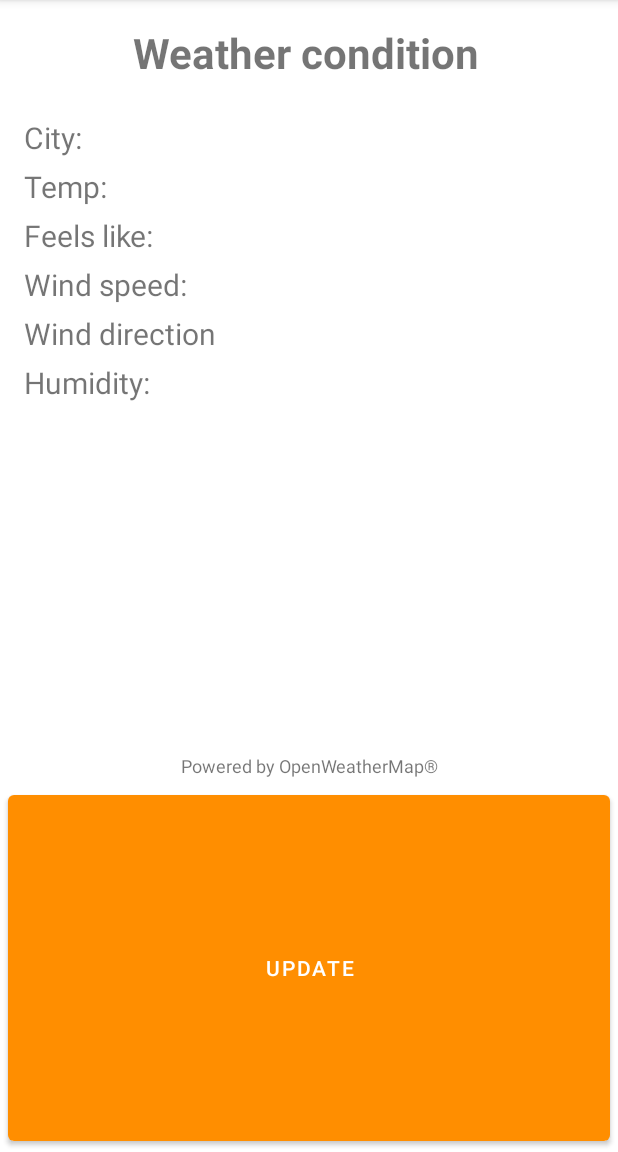
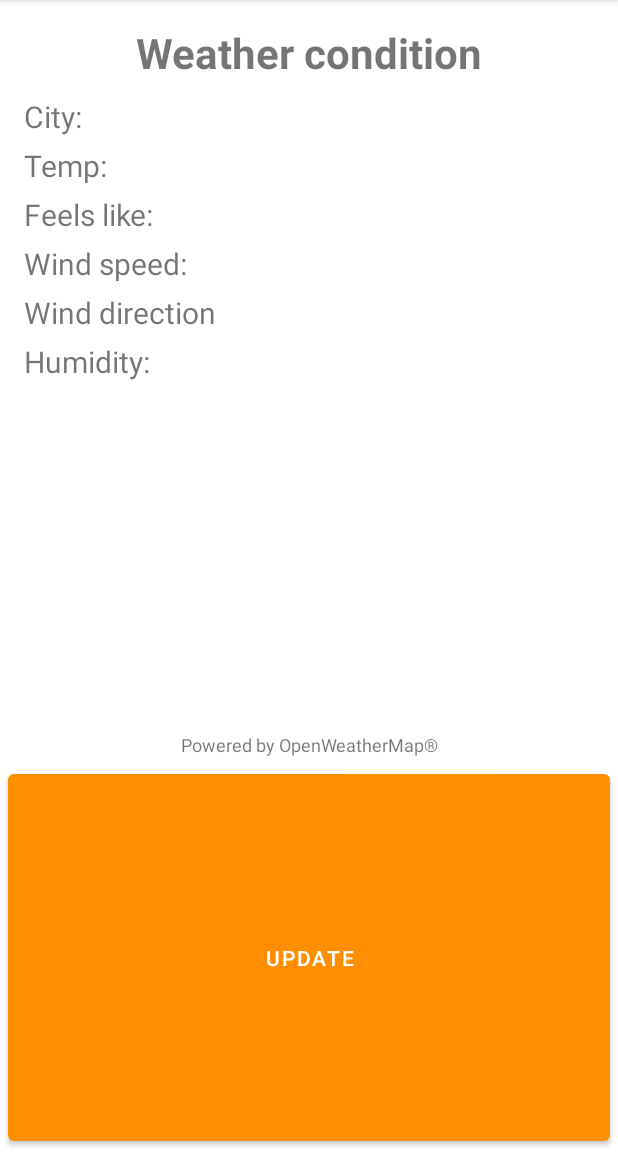
Before and after one commit to ruslan2570/FunWeather, an Android app: the screen it shows after launch (MainActivity), on a phone screen of 412 x 824 dp, the part 84-1236 px from its top. Run offline under Robolectric (Android 15) with nearby library versions, the light colour scheme and no system bars.

Commit message:
Activity instances was create

```diff
--- a/app/src/main/java/ru/ruslan2570/funweather/MainActivity.java
+++ b/app/src/main/java/ru/ruslan2570/funweather/MainActivity.java
@@ -3,12 +3,31 @@ package ru.ruslan2570.funweather;
 import androidx.appcompat.app.AppCompatActivity;
 
 import android.os.Bundle;
+import android.widget.Button;
+import android.widget.TextView;
 
 public class MainActivity extends AppCompatActivity {
+
+    TextView tvCityName;
+    TextView tvTemp;
+    TextView tvTempFeels;
+    TextView tvWindSpeed;
+    TextView tvWindDirection;
+    TextView tvHumidity;
+    TextView tvFun;
+    Button btnUpdate;
 
     @Override
     protected void onCreate(Bundle savedInstanceState) {
         super.onCreate(savedInstanceState);
         setContentView(R.layout.activity_main);
+        tvCityName = findViewById(R.id.text_city_name);
+        tvTemp = findViewById(R.id.text_temp);
+        tvTempFeels = findViewById(R.id.text_temp_feels);
+        tvWindSpeed = findViewById(R.id.text_wind_speed);
+        tvWindDirection = findViewById(R.id.text_wind_direction);
+        tvHumidity = findViewById(R.id.text_humidity);
+        tvFun = findViewById(R.id.text_fun);
+        btnUpdate = findViewById(R.id.btn_update);
     }
 }
--- a/app/src/main/res/layout/activity_main.xml
+++ b/app/src/main/res/layout/activity_main.xml
@@ -9,8 +9,8 @@
 
     <TextView
         android:id="@+id/textView"
-        android:layout_width="408dp"
-        android:layout_height="52dp"
+        android:layout_width="match_parent"
+        android:layout_height="wrap_content"
         android:layout_marginTop="16dp"
         android:text="@string/description"
         android:textAlignment="center"
@@ -103,6 +103,4 @@
         android:text="@string/btn_update"
         tools:ignore="TouchTargetSizeCheck" />
 
-
-
 </LinearLayout>
```
Also changed, not shown: 1 other file.
